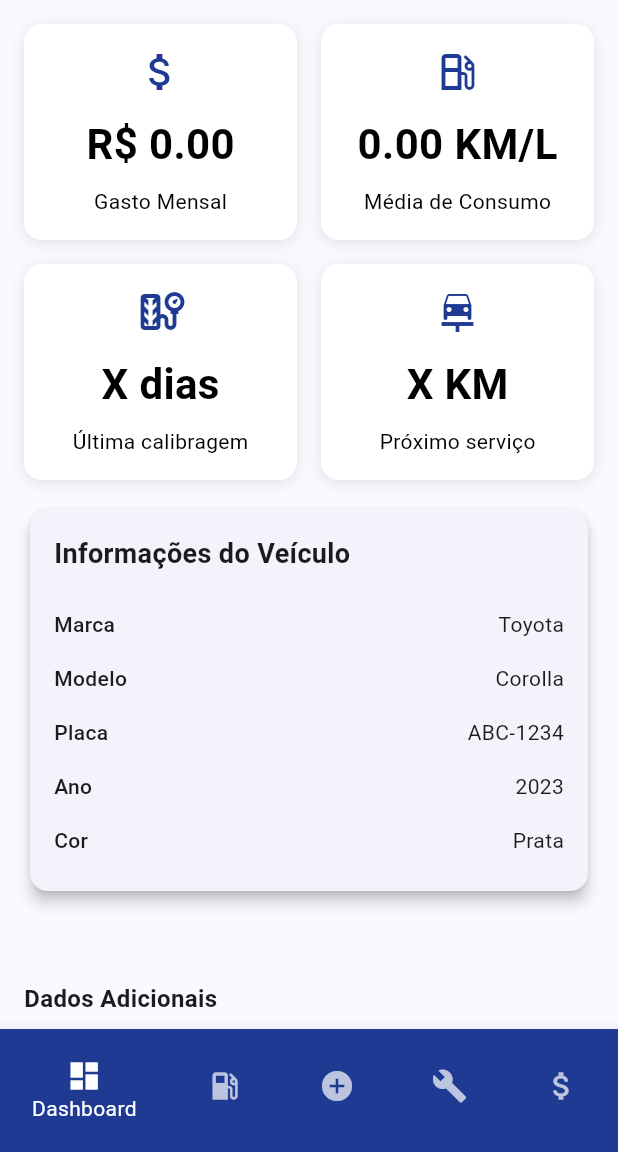
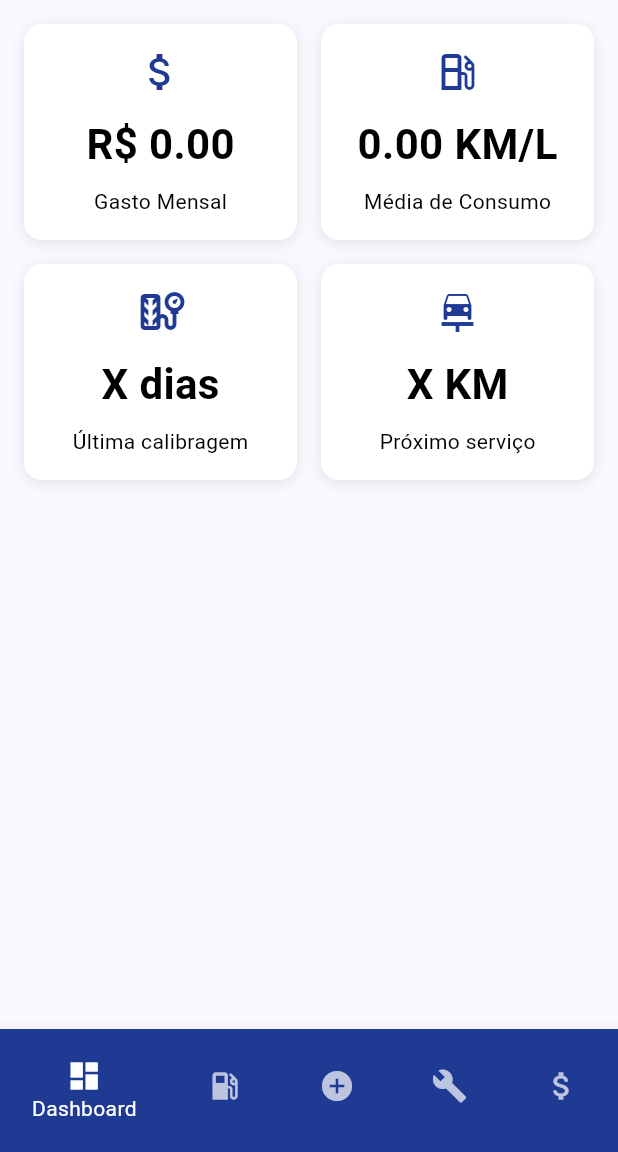
Before and after one commit to krahllucas/karango-app, a Flutter app: the HomeScreen screen opened directly, on a phone screen of 412 x 824 dp, the part 84-1236 px from its top. Run offline on Flutter 3.47's test engine with Material 3 defaults, Android fonts, the phone set to English and light mode, and no system bars; our stand-ins replace sqflite; accounts and stored records are empty.

Commit message:
fix: abastecimento e dashboard inicial

```diff
--- /dev/null
+++ b/lib/app/screens/dashboard.dart
@@ -0,0 +1,77 @@
+import 'package:flutter/material.dart';
+import 'package:karango_app/app/providers/refueling.dart';
+import 'package:karango_app/app/widgets/highlightcard.dart';
+import 'package:provider/provider.dart';
+
+class HomeDashboardWidget extends StatelessWidget {
+  const HomeDashboardWidget({super.key});
+
+  @override
+  Widget build(BuildContext context) {
+    final averageConsumption = context
+        .watch<RefuelingProvider>()
+        .getAverageConsumption();
+    final totalMonthlyCost = context
+        .watch<RefuelingProvider>()
+        .getTotalMonthlyCost();
+
+    return SingleChildScrollView(
+      padding: const EdgeInsets.all(16.0),
+      child: Column(
+        crossAxisAlignment: CrossAxisAlignment.start,
+        spacing: 16.0,
+        children: [
+          Row(
+            children: [
+              Expanded(
+                child: Padding(
+                  padding: const EdgeInsets.only(right: 8.0),
+                  child: HighlightCard(
+                    value: 'R\$ ${totalMonthlyCost.toStringAsFixed(2)}',
+                    icon: Icons.attach_money,
+                    label: 'Gasto Mensal',
+                  ),
+                ),
+              ),
+              Expanded(
+                child: Padding(
+                  padding: const EdgeInsets.only(left: 8.0),
+                  child: HighlightCard(
+                    value: '${averageConsumption.toStringAsFixed(2)} KM/L',
+                    icon: Icons.local_gas_station_outlined,
+                    label: 'Média de Consumo',
+                  ),
+                ),
+              ),
+            ],
+          ),
+
+          Row(
+            children: [
+              Expanded(
+                child: Padding(
+                  padding: const EdgeInsets.only(right: 8.0),
+                  child: HighlightCard(
+                    value: 'X dias',
+                    icon: Icons.tire_repair_outlined,
+                    label: 'Última calibragem',
+                  ),
+                ),
+              ),
+              Expanded(
+                child: Padding(
+                  padding: const EdgeInsets.only(left: 8.0),
+                  child: HighlightCard(
+                    value: 'X KM',
+                    icon: Icons.car_repair,
+                    label: 'Próximo serviço',
+                  ),
+                ),
+              ),
+            ],
+          ),
+        ],
+      ),
+    );
+  }
+}
--- a/lib/app/screens/home.dart
+++ b/lib/app/screens/home.dart
@@ -1,4 +1,6 @@
 import 'package:flutter/material.dart';
+import 'package:karango_app/app/screens/dashboard.dart';
+import 'package:karango_app/app/screens/refueling.dart';
 import 'package:karango_app/app/widgets/appbar.dart';
 import 'package:karango_app/app/widgets/bottonbar.dart';
 import 'package:karango_app/app/widgets/highlightcard.dart';
@@ -6,133 +8,31 @@ import 'package:karango_app/app/widgets/menu.dart';
 import 'package:provider/provider.dart';
 import 'package:karango_app/app/providers/refueling.dart';
 
-class HomeScreen extends StatelessWidget {
+class HomeScreen extends StatefulWidget {
   const HomeScreen({super.key});
 
   @override
+  State<HomeScreen> createState() => _HomeScreenState();
+}
+
+class _HomeScreenState extends State<HomeScreen> {
+  int _currentIndex = 0;
+
+  final List<Widget> _screens = [
+    const HomeDashboardWidget(),
+    const HomeRefuelingWidget(),
+    // Adicione outras telas aqui
+  ];
+  @override
   Widget build(BuildContext context) {
-    final averageConsumption = context.watch<RefuelingProvider>().getAverageConsumption();
-    final totalMonthlyCost = context.watch<RefuelingProvider>().getTotalMonthlyCost();
-
     return Scaffold(
       appBar: CustomAppBarWidget(),
       drawer: const MenuWidget(),
-      bottomNavigationBar: BottomBar(),
-      body: SingleChildScrollView(
-        padding: const EdgeInsets.all(16.0),
-        child: Column(
-          crossAxisAlignment: CrossAxisAlignment.start,
-          spacing: 16.0,
-          children: [
-            Row(
-              children: [
-                Expanded(
-                  child: Padding(
-                    padding: const EdgeInsets.only(right: 8.0),
-                    child: HighlightCard(
-                      value: 'R\$ ${totalMonthlyCost.toStringAsFixed(2)}',
-                      icon: Icons.attach_money,
-                      label: 'Gasto Mensal',
-                    ),
-                  ),
-                ),
-                Expanded(
-                  child: Padding(
-                    padding: const EdgeInsets.only(left: 8.0),
-                    child: HighlightCard(
-                      value: '${averageConsumption.toStringAsFixed(2)} KM/L',
-                      icon: Icons.local_gas_station_outlined,
-                      label: 'Média de Consumo',
-                    ),
-                  ),
-                ),
-              ],
-            ),
-
-            Row(
-
-              children: [
-                Expanded(
-                  child: Padding(
-                    padding: const EdgeInsets.only(right: 8.0),
-                    child: HighlightCard(
-                      value: 'X dias',
-                      icon: Icons.tire_repair_outlined,
-                      label: 'Última calibragem',
-                    ),
-                  ),
-                ),
-                Expanded(
-                  child: Padding(
-                    padding: const EdgeInsets.only(left: 8.0),
-                    child: HighlightCard(
-                      value: 'X KM',
-                      icon: Icons.car_repair,
-                      label: 'Próximo serviço',
-                    ),
-                  ),
-                ),
-              ],
-            ),
-
-            _buildVehicleCard(),
-            const SizedBox(height: 24),
-            _buildInfoSection(),
-          ],
-        ),
+      bottomNavigationBar: BottomBar(
+        currentIndex: _currentIndex,
+        onTap: (index) => setState(() => _currentIndex = index),
       ),
-    );
-  }
-
-  Widget _buildVehicleCard() {
-    return Card(
-      elevation: 4,
-      child: Padding(
-        padding: const EdgeInsets.all(16.0),
-        child: Column(
-          crossAxisAlignment: CrossAxisAlignment.start,
-          children: [
-            const Text(
-              'Informações do Veículo',
-              style: TextStyle(fontSize: 18, fontWeight: FontWeight.bold),
-            ),
-            const SizedBox(height: 16),
-            _buildInfoRow('Marca', 'Toyota'),
-            _buildInfoRow('Modelo', 'Corolla'),
-            _buildInfoRow('Placa', 'ABC-1234'),
-            _buildInfoRow('Ano', '2023'),
-            _buildInfoRow('Cor', 'Prata'),
-          ],
-        ),
-      ),
-    );
-  }
-
-  Widget _buildInfoRow(String label, String value) {
-    return Padding(
-      padding: const EdgeInsets.symmetric(vertical: 8.0),
-      child: Row(
-        mainAxisAlignment: MainAxisAlignment.spaceBetween,
-        children: [
-          Text(label, style: const TextStyle(fontWeight: FontWeight.w500)),
-          Text(value),
-        ],
-      ),
-    );
-  }
-
-  Widget _buildInfoSection() {
-    return Column(
-      crossAxisAlignment: CrossAxisAlignment.start,
-      children: [
-        const Text(
-          'Dados Adicionais',
-          style: TextStyle(fontSize: 16, fontWeight: FontWeight.bold),
-        ),
-        const SizedBox(height: 12),
-        _buildInfoRow('Quilometragem', '15.000 km'),
-        _buildInfoRow('Último Abastecimento', '20/01/2024'),
-      ],
+      body: _screens[_currentIndex]
     );
   }
 }
--- a/lib/app/screens/refueling.dart
+++ b/lib/app/screens/refueling.dart
@@ -2,23 +2,17 @@ import 'package:flutter/material.dart';
 import 'package:karango_app/app/providers/refueling.dart';
 import 'package:provider/provider.dart';
 
-class RefuelingListScreen extends StatelessWidget {
-  const RefuelingListScreen({Key? key}) : super(key: key);
+class HomeRefuelingWidget extends StatelessWidget {
+  const HomeRefuelingWidget({super.key});
 
   @override
   Widget build(BuildContext context) {
-    return Scaffold(
-      appBar: AppBar(
-        title: const Text('Abastecimentos'),
-      ),
-      body: Consumer<RefuelingProvider>(
+    return Consumer<RefuelingProvider>(
       builder: (context, refuelingProvider, child) {
         final refuelings = refuelingProvider.refuelings;
 
         if (refuelings.isEmpty) {
-            return const Center(
-              child: Text('Nenhum abastecimento registrado'),
-            );
+          return const Center(child: Text('Nenhum abastecimento registrado'));
         }
 
         return ListView.builder(
@@ -28,12 +22,13 @@ class RefuelingListScreen extends StatelessWidget {
             return ListTile(
               title: Text('${refueling.totalCost} L'),
               subtitle: Text(refueling.dateTime.toString()),
-                trailing: Text('R\$ ${refueling.pricePerLiter.toStringAsFixed(2)}'),
+              trailing: Text(
+                'R\$ ${refueling.pricePerLiter.toStringAsFixed(2)}',
+              ),
             );
           },
         );
       },
-      ),
     );
   }
 }
--- a/lib/app/widgets/bottonbar.dart
+++ b/lib/app/widgets/bottonbar.dart
@@ -3,13 +3,11 @@ import 'package:karango_app/app/core/colors.dart';
 import 'package:karango_app/app/screens/refueling.dart';
 import 'package:karango_app/app/screens/refueling_add.dart';
 
-class BottomBar extends StatefulWidget {
-  @override
-  State<BottomBar> createState() => _BottomBarState();
-}
+class BottomBar extends StatelessWidget {
+  final int currentIndex;
+  final Function(int) onTap;
 
-class _BottomBarState extends State<BottomBar> {
-  int _selectedIndex = 0;
+  BottomBar({required this.currentIndex, required this.onTap});
 
   @override
   Widget build(BuildContext context) {
@@ -17,18 +15,8 @@ class _BottomBarState extends State<BottomBar> {
       backgroundColor: const Color.fromARGB(255, 5, 55, 219), // Força a cor de fundo
       selectedItemColor: Colors.white, // Cor do item selecionado
       unselectedItemColor: Colors.white70, // Cor dos itens não selecionados
-      currentIndex: _selectedIndex,
-      onTap: (index) {
-        setState(() {
-          _selectedIndex = index;
-        });
-        if (index == 1) {
-          Navigator.push(
-            context,
-            MaterialPageRoute(builder: (context) => RefuelingListScreen()),
-          );
-        }
-      },
+      currentIndex: currentIndex,
+      onTap: onTap,
       items: [
         BottomNavigationBarItem(
           icon: Icon(Icons.dashboard),
```
Lines whose indentation alone changed are shown as unchanged.
